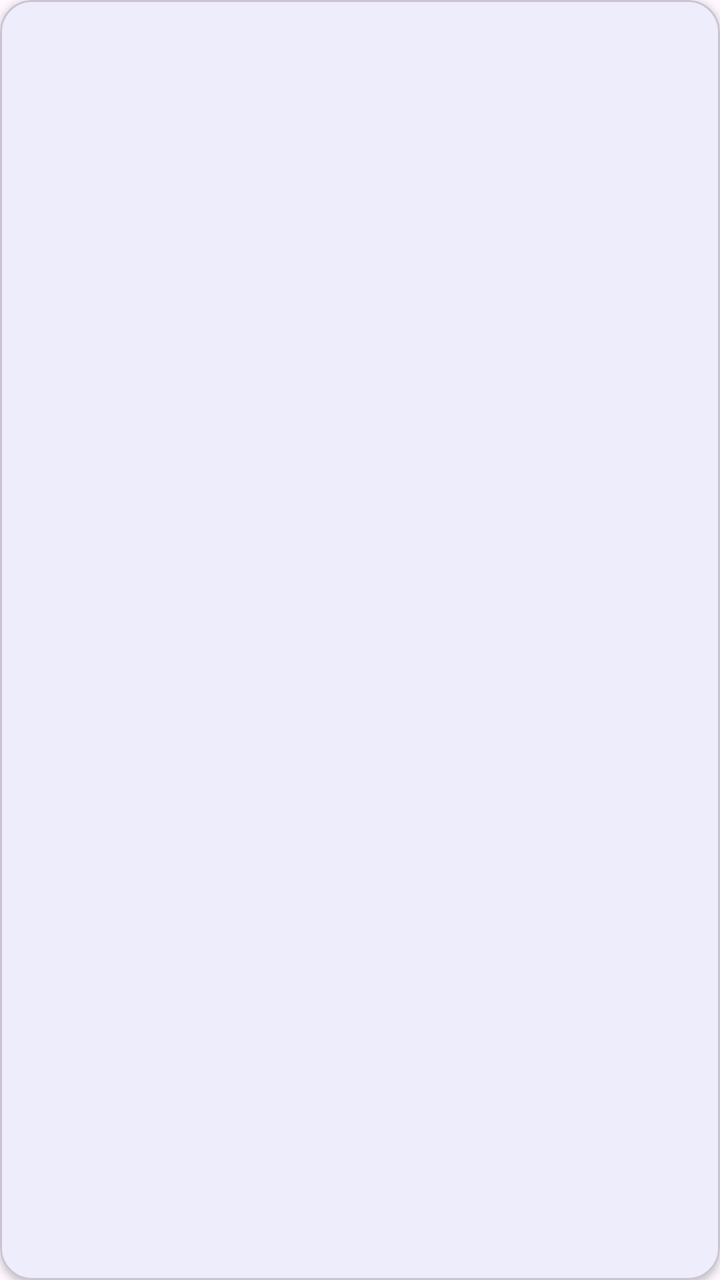
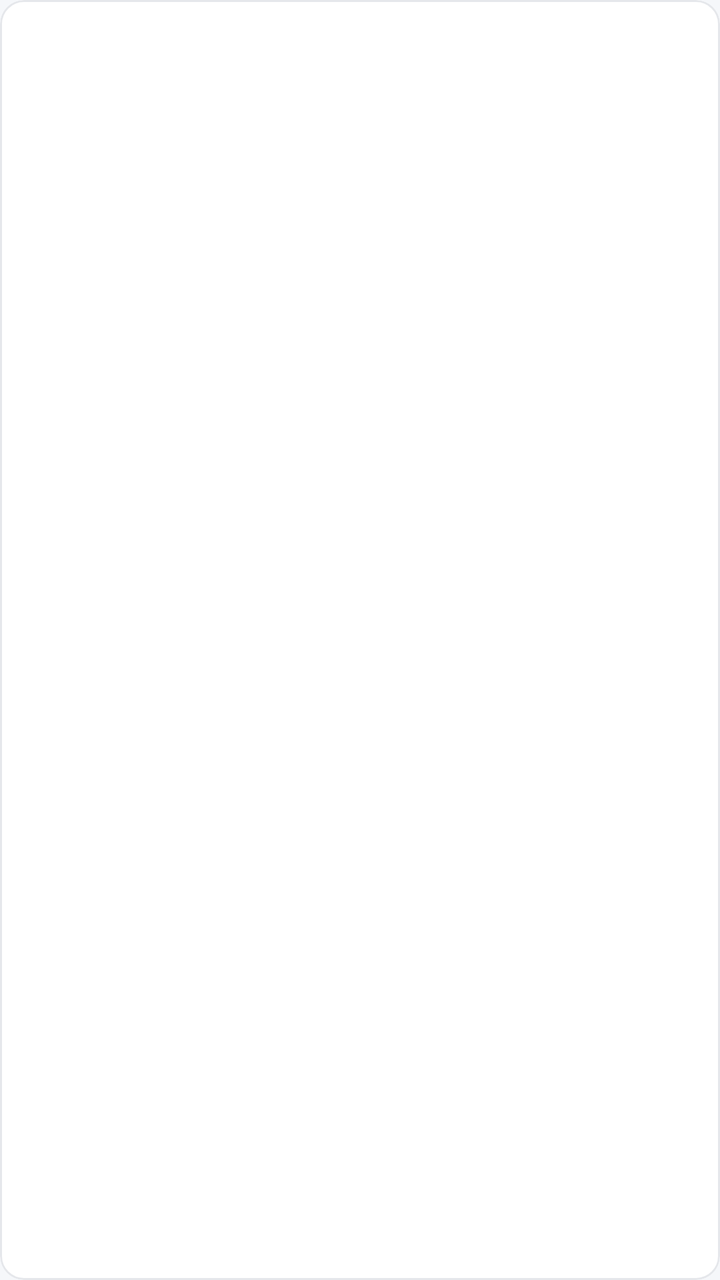

Before-and-after screenshots of an Android layout around one commit, followed by the original layout XML and the change that was made.
<!-- AndroidManifest.xml: application theme Theme.QLPT -->
<!-- res/layout/item_invoice.xml -->
<?xml version="1.0" encoding="utf-8"?>
<com.google.android.material.card.MaterialCardView xmlns:android="http://schemas.android.com/apk/res/android"
    xmlns:app="http://schemas.android.com/apk/res-auto"
    android:layout_width="match_parent"
    android:layout_height="wrap_content"
    android:layout_marginStart="12dp"
    android:layout_marginEnd="12dp"
    android:layout_marginTop="8dp"
    app:cardCornerRadius="16dp"
    app:cardElevation="2dp">

    <LinearLayout
        android:layout_width="match_parent"
        android:layout_height="wrap_content"
        android:orientation="vertical"
        android:padding="14dp">

        <TextView
            android:id="@+id/tvTitle"
            android:layout_width="match_parent"
            android:layout_height="wrap_content"
            android:textSize="16sp"
            android:textStyle="bold" />

        <TextView
            android:id="@+id/tvTotal"
            android:layout_width="wrap_content"
            android:layout_height="wrap_content"
            android:layout_marginTop="4dp"
            android:textColor="#FF9800"
            android:textSize="18sp"
            android:textStyle="bold" />

        <TextView
            android:id="@+id/tvDue"
            android:layout_width="wrap_content"
            android:layout_height="wrap_content"
            android:layout_marginTop="2dp"
            android:textColor="#666666" />

        <TextView
            android:id="@+id/tvStatus"
            android:layout_width="wrap_content"
            android:layout_height="wrap_content"
            android:layout_marginTop="6dp"
            android:textStyle="bold" />
    </LinearLayout>
</com.google.android.material.card.MaterialCardView>
<!-- resources referenced by this layout -->
<resources>
  <style name="Base.Theme.QLPT" parent="Theme.Material3.DayNight.NoActionBar">
          <item name="colorPrimary">@color/colorPrimary</item>
          <item name="colorPrimaryDark">@color/colorPrimaryDark</item>
          <item name="colorAccent">@color/colorAccent</item>
          <item name="android:statusBarColor">@color/colorPrimaryDark</item>
          <item name="textInputStyle">@style/App.TextInput</item>
      </style>
  <color name="colorPrimary">#1976D2</color>
  <color name="colorPrimaryDark">#1565C0</color>
  <color name="colorAccent">#FF6F00</color>
  <style name="App.TextInput" parent="Widget.Material3.TextInputLayout.OutlinedBox">
          <item name="boxCornerRadiusTopStart">12dp</item>
          <item name="boxCornerRadiusTopEnd">12dp</item>
          <item name="boxCornerRadiusBottomStart">12dp</item>
          <item name="boxCornerRadiusBottomEnd">12dp</item>
      </style>
  <!-- unchanged entries left out for length: 1 -->
</resources>

<!-- the commit's change to res/layout/item_invoice.xml (unified diff, before → after) -->
@@ -1,42 +1,39 @@
 <?xml version="1.0" encoding="utf-8"?>
-<com.google.android.material.card.MaterialCardView xmlns:android="http://schemas.android.com/apk/res/android"
+<com.google.android.material.card.MaterialCardView
+    xmlns:android="http://schemas.android.com/apk/res/android"
     xmlns:app="http://schemas.android.com/apk/res-auto"
     android:layout_width="match_parent"
     android:layout_height="wrap_content"
-    android:layout_marginStart="12dp"
-    android:layout_marginEnd="12dp"
-    android:layout_marginTop="8dp"
-    app:cardCornerRadius="16dp"
-    app:cardElevation="2dp">
+    android:layout_marginStart="16dp"
+    android:layout_marginEnd="16dp"
+    android:layout_marginTop="12dp">
 
     <LinearLayout
         android:layout_width="match_parent"
         android:layout_height="wrap_content"
         android:orientation="vertical"
-        android:padding="14dp">
+        android:padding="16dp">
 
         <TextView
             android:id="@+id/tvTitle"
             android:layout_width="match_parent"
             android:layout_height="wrap_content"
-            android:textSize="16sp"
-            android:textStyle="bold" />
+            android:textStyle="bold"
+            android:textAppearance="@style/TextAppearance.QLPT.CardTitle" />
 
         <TextView
             android:id="@+id/tvTotal"
             android:layout_width="wrap_content"
             android:layout_height="wrap_content"
             android:layout_marginTop="4dp"
-            android:textColor="#FF9800"
-            android:textSize="18sp"
-            android:textStyle="bold" />
+            android:textAppearance="@style/TextAppearance.QLPT.Price" />
 
         <TextView
             android:id="@+id/tvDue"
             android:layout_width="wrap_content"
             android:layout_height="wrap_content"
             android:layout_marginTop="2dp"
-            android:textColor="#666666" />
+            android:textAppearance="@style/TextAppearance.QLPT.Body" />
 
         <TextView
             android:id="@+id/tvStatus"
<!-- resource entries referenced after the edit -->
@@ -1,21 +1,115 @@
 <!-- resources referenced by this layout -->
 <resources>
-  <style name="Base.Theme.QLPT" parent="Theme.Material3.DayNight.NoActionBar">
+  <style name="TextAppearance.QLPT.Body" parent="TextAppearance.Material3.BodyMedium">
+          <item name="android:textSize">14sp</item>
+          <item name="android:textColor">@color/qlpt_text_secondary</item>
+      </style>
+  <style name="TextAppearance.QLPT.CardTitle" parent="TextAppearance.Material3.TitleMedium">
+          <item name="android:textSize">16sp</item>
+          <item name="android:textColor">@color/qlpt_text</item>
+      </style>
+  <style name="TextAppearance.QLPT.Price" parent="TextAppearance.Material3.TitleMedium">
+          <item name="android:textSize">18sp</item>
+          <item name="android:textStyle">bold</item>
+          <item name="android:textColor">@color/qlpt_accent</item>
+      </style>
+  <color name="qlpt_text_secondary">#616161</color>
+  <color name="qlpt_text">#212121</color>
+  <color name="qlpt_accent">#F57C00</color>
+  <style name="Base.Theme.QLPT" parent="Theme.Material3.Light.NoActionBar">
+          
           <item name="colorPrimary">@color/colorPrimary</item>
+          <item name="colorOnPrimary">@color/qlpt_surface</item>
+          <item name="colorPrimaryContainer">@color/qlpt_primary_container</item>
+          <item name="colorOnPrimaryContainer">@color/qlpt_on_primary_container</item>
           <item name="colorPrimaryDark">@color/colorPrimaryDark</item>
           <item name="colorAccent">@color/colorAccent</item>
+  
+          
+          <item name="colorSecondary">@color/qlpt_accent</item>
+          <item name="colorOnSecondary">@color/qlpt_surface</item>
+          <item name="colorSecondaryContainer">@color/qlpt_primary_container</item>
+          <item name="colorOnSecondaryContainer">@color/qlpt_on_primary_container</item>
+  
+          <item name="colorError">@color/qlpt_error</item>
+  
+          
+          <item name="android:colorBackground">@color/qlpt_background</item>
+          <item name="colorSurface">@color/qlpt_surface</item>
+          <item name="colorSurfaceContainer">@color/qlpt_surface</item>
+          <item name="colorOnSurface">@color/qlpt_text</item>
+          <item name="colorOnSurfaceVariant">@color/qlpt_text_secondary</item>
+          <item name="colorOutline">@color/qlpt_text_hint</item>
+          <item name="colorOutlineVariant">@color/qlpt_border</item>
+  
+          
           <item name="android:statusBarColor">@color/colorPrimaryDark</item>
+          <item name="android:windowLightStatusBar">@bool/qlpt_light_status_bar</item>
+  
+          
+          <item name="materialButtonStyle">@style/Widget.QLPT.Button</item>
+          <item name="materialButtonOutlinedStyle">@style/Widget.QLPT.Button.Outlined</item>
+          <item name="materialCardViewStyle">@style/Widget.QLPT.Card</item>
           <item name="textInputStyle">@style/App.TextInput</item>
+          <item name="bottomNavigationStyle">@style/Widget.QLPT.BottomNav</item>
+          <item name="bottomSheetDialogTheme">@style/ThemeOverlay.QLPT.BottomSheetDialog</item>
       </style>
-  <color name="colorPrimary">#1976D2</color>
-  <color name="colorPrimaryDark">#1565C0</color>
-  <color name="colorAccent">#FF6F00</color>
+  <color name="colorPrimary">@color/qlpt_primary</color>
+  <color name="qlpt_surface">#FFFFFF</color>
+  <color name="qlpt_primary_container">#E0F2F1</color>
+  <color name="qlpt_on_primary_container">#00695C</color>
+  <color name="colorPrimaryDark">@color/qlpt_primary_dark</color>
+  <color name="colorAccent">@color/qlpt_accent</color>
+  <color name="qlpt_error">#E53935</color>
+  <color name="qlpt_background">#F5F7FA</color>
+  <color name="qlpt_text_hint">#9E9E9E</color>
+  <color name="qlpt_border">#E5E7EB</color>
+  <style name="Widget.QLPT.Button" parent="Widget.Material3.Button">
+          <item name="cornerRadius">12dp</item>
+          <item name="android:textAllCaps">false</item>
+          <item name="android:letterSpacing">0</item>
+      </style>
+  <style name="Widget.QLPT.Button.Outlined" parent="Widget.Material3.Button.OutlinedButton">
+          <item name="cornerRadius">12dp</item>
+          <item name="android:textAllCaps">false</item>
+          <item name="android:letterSpacing">0</item>
+          <item name="strokeColor">@color/qlpt_border</item>
+      </style>
+  <style name="Widget.QLPT.Card" parent="Widget.Material3.CardView.Outlined">
+          <item name="cardCornerRadius">12dp</item>
+          <item name="cardElevation">0dp</item>
+          <item name="strokeWidth">1dp</item>
+          <item name="strokeColor">@color/qlpt_border</item>
+          <item name="cardBackgroundColor">@color/qlpt_surface</item>
+      </style>
   <style name="App.TextInput" parent="Widget.Material3.TextInputLayout.OutlinedBox">
+          
+          <item name="boxBackgroundColor">@color/qlpt_surface</item>
           <item name="boxCornerRadiusTopStart">12dp</item>
           <item name="boxCornerRadiusTopEnd">12dp</item>
           <item name="boxCornerRadiusBottomStart">12dp</item>
           <item name="boxCornerRadiusBottomEnd">12dp</item>
       </style>
+  <style name="Widget.QLPT.BottomNav" parent="Widget.Material3.BottomNavigationView">
+          <item name="backgroundTint">@color/qlpt_surface</item>
+          <item name="elevation">8dp</item>
+      </style>
+  <style name="ThemeOverlay.QLPT.BottomSheetDialog" parent="ThemeOverlay.Material3.BottomSheetDialog">
+          <item name="bottomSheetStyle">@style/Widget.QLPT.BottomSheet</item>
+      </style>
+  <color name="qlpt_primary">#009688</color>
+  <color name="qlpt_primary_dark">#00796B</color>
+  <style name="Widget.QLPT.BottomSheet" parent="Widget.Material3.BottomSheet.Modal">
+          <item name="backgroundTint">@color/qlpt_surface</item>
+          <item name="shapeAppearance">@style/ShapeAppearance.QLPT.BottomSheet</item>
+      </style>
+  <style name="ShapeAppearance.QLPT.BottomSheet" parent="">
+          <item name="cornerFamily">rounded</item>
+          <item name="cornerSizeTopLeft">24dp</item>
+          <item name="cornerSizeTopRight">24dp</item>
+          <item name="cornerSizeBottomLeft">0dp</item>
+          <item name="cornerSizeBottomRight">0dp</item>
+      </style>
   <!-- unchanged entries left out for length: 1 -->
 </resources>
 
